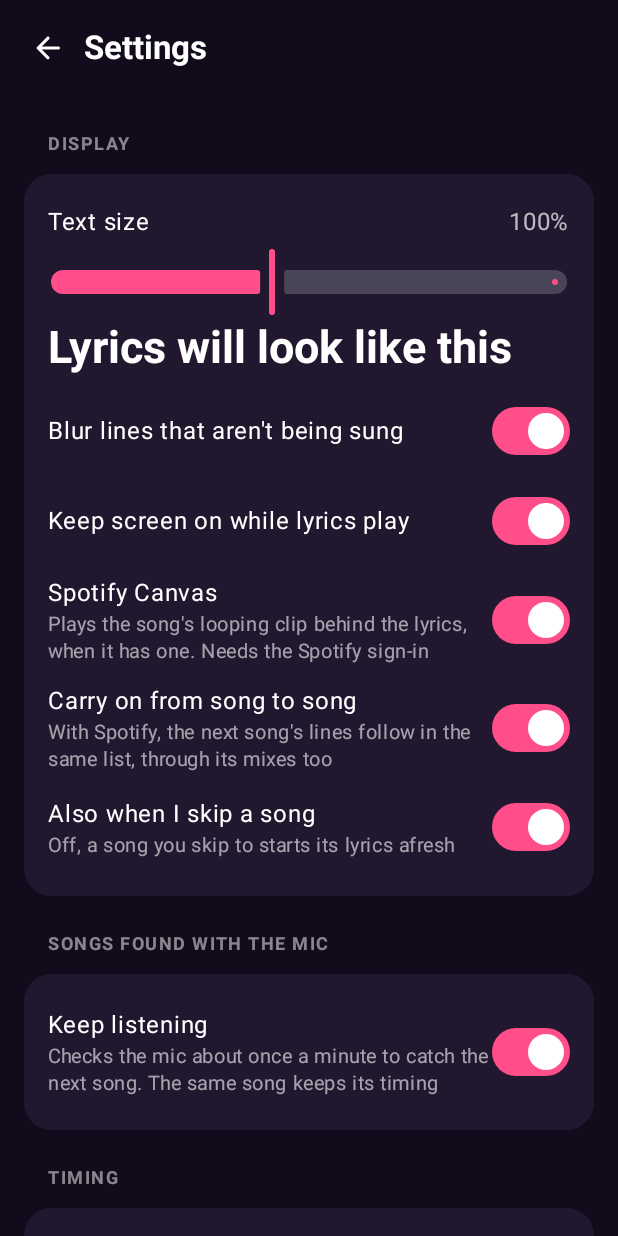
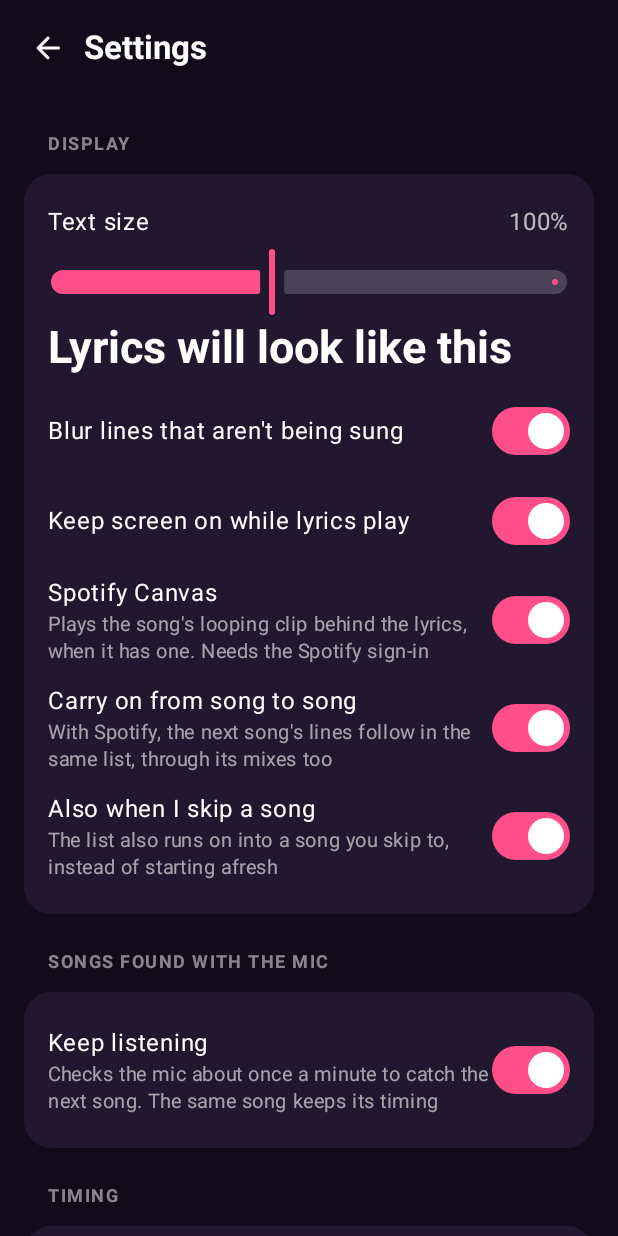
Before and after one commit to kamol1dn/syllable-lyrics, an Android app built with Jetpack Compose: the screen it shows after launch (MainActivity), after a tap on "Settings", on a phone screen of 412 x 824 dp. Run offline under Robolectric (Android 15) with nearby library versions, the phone set to English and light mode, and no system bars; pictures from the network do not load.

Commit message:
Update notice and settings: clearer skip wording, two buttons in a row

```diff
--- a/app/src/main/java/dev/kamol1dn/syllable/ui/SettingsScreen.kt
+++ b/app/src/main/java/dev/kamol1dn/syllable/ui/SettingsScreen.kt
@@ -74,6 +74,7 @@ import androidx.compose.runtime.saveable.rememberSaveable
 import androidx.compose.runtime.setValue
 import androidx.compose.ui.Alignment
 import androidx.compose.ui.Modifier
+import androidx.compose.ui.draw.alpha
 import androidx.compose.ui.draw.clip
 import androidx.compose.ui.graphics.Color
 import androidx.compose.ui.platform.LocalContext
@@ -198,7 +199,7 @@ fun SettingsScreen(vm: MainViewModel, onBack: () -> Unit, onSpotifyLogin: () ->
                     ) { v -> vm.settings.update { it.copy(continuousLyrics = v) } }
                     Toggle(
                         "Also when I skip a song", s.continuousOnSkip && s.continuousLyrics,
-                        subtitle = "Off, a song you skip to starts its lyrics afresh",
+                        subtitle = "The list also runs on into a song you skip to, instead of starting afresh",
                         enabled = s.continuousLyrics,
                     ) { v -> vm.settings.update { it.copy(continuousOnSkip = v) } }
                 }
@@ -376,6 +377,7 @@ fun SettingsScreen(vm: MainViewModel, onBack: () -> Unit, onSpotifyLogin: () ->
                 Card {
                     Text("Syllable ${BuildConfig.VERSION_NAME} (${BuildConfig.VERSION_CODE})", color = Color.White, fontWeight = FontWeight.SemiBold)
                     Helper("Shows the lyrics of what you're playing, word by word.")
+                    Spacer(Modifier.height(8.dp))
                     Toggle(
                         "Check for updates", s.checkUpdates,
                         subtitle = "Asks GitHub for a newer version when Syllable opens",
@@ -525,7 +527,7 @@ private fun Toggle(label: String, checked: Boolean, subtitle: String? = null, en
     ) {
         Column(Modifier.weight(1f)) {
             Text(label, color = Color.White.copy(alpha = if (enabled) 1f else 0.4f))
-            if (subtitle != null) Helper(subtitle)
+            if (subtitle != null) Helper(subtitle, Modifier.alpha(if (enabled) 1f else 0.5f))
         }
         Switch(
             checked = checked, onCheckedChange = null, enabled = enabled,
```
Also changed, not shown: app/src/main/java/dev/kamol1dn/syllable/ui/SystemIntents.kt (+14 -12 lines).
